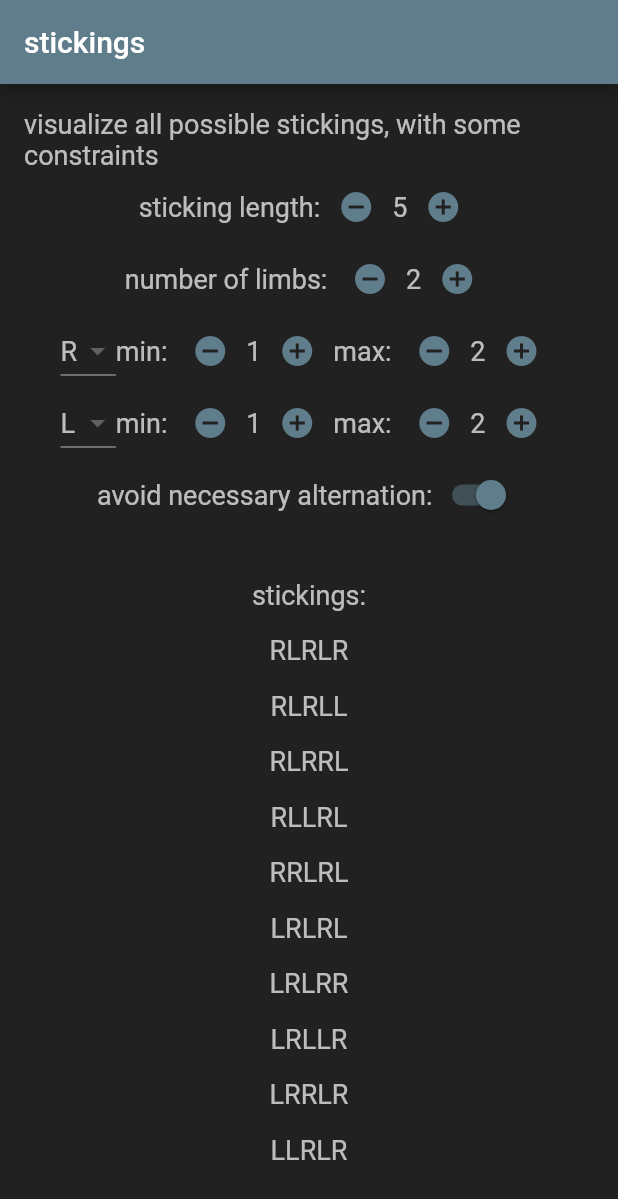
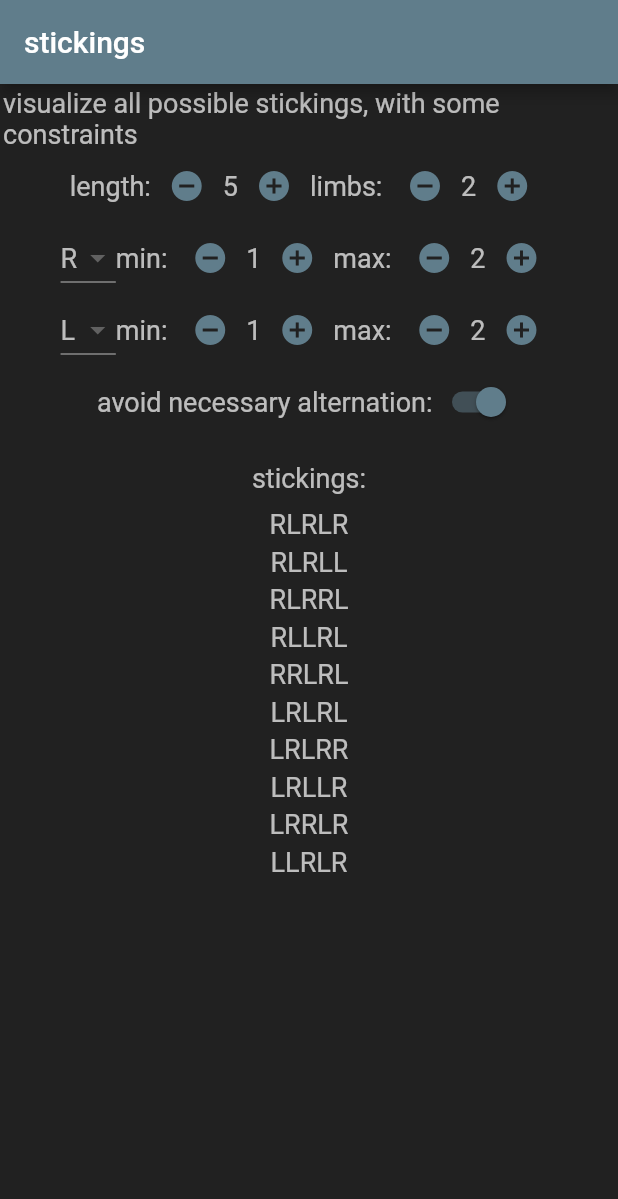
Before and after one commit to bgreenbones/drumPracticeHelper, a Flutter app: the screen it shows after launch, after a tap on the "remove circle" icon, on a phone screen of 412 x 824 dp. Shown: the top 1199 px of the screen. Run offline on Flutter 3.47's test engine with Material 2 defaults, Android fonts, the phone set to English and light mode, and no system bars; our stand-ins replace wakelock.

Commit message:
some ui stuff and keep screen on cos user is trying to read while playing

```diff
--- a/lib/main.dart
+++ b/lib/main.dart
@@ -1,6 +1,7 @@
 import 'package:flutter/material.dart';
 import 'possible_stickings.dart';
 import 'groupings.dart';
+import 'package:wakelock/wakelock.dart';
 
 void main() {
   runApp(const MyApp());
@@ -16,6 +17,7 @@ class MyApp extends StatefulWidget {
 class _MyAppState extends State<MyApp> {
   @override
   Widget build(BuildContext context) {
+    setState(() => {Wakelock.enable()});
     return const MaterialApp(title: 'Drum Helper', home: PossibleStickings());
   }
 }
--- a/lib/possible_stickings.dart
+++ b/lib/possible_stickings.dart
@@ -105,7 +105,7 @@ class _PossibleStickingsState extends State<PossibleStickings> {
         stick.maxBounces = val >= stick.minBounces ? val : stick.maxBounces);
   }
 
-  // @override
+  @override
   Widget build(BuildContext context) {
     return Scaffold(
         appBar: AppBar(
@@ -115,7 +115,7 @@ class _PossibleStickingsState extends State<PossibleStickings> {
         body: DefaultTextStyle(
           style: defaultText,
           child: Container(
-            padding: const EdgeInsets.all(16.0),
+            padding: elementPadding,
             color: backgroundColor,
             child: Column(
               mainAxisAlignment: MainAxisAlignment.center,
@@ -123,7 +123,7 @@ class _PossibleStickingsState extends State<PossibleStickings> {
                     const Text(
                         "visualize all possible stickings, with some constraints"),
                     Row(mainAxisAlignment: MainAxisAlignment.center, children: [
-                      const Text("sticking length:"),
+                      const Text("length:"),
                       NumberStepper(
                           initialValue: stickingLength,
                           min: 2,
@@ -131,10 +131,8 @@ class _PossibleStickingsState extends State<PossibleStickings> {
                           step: 1,
                           onChanged: (val) => {
                                 setState(() => {stickingLength = val})
-                              })
-                    ]),
-                    Row(mainAxisAlignment: MainAxisAlignment.center, children: [
-                      const Text("number of limbs: "),
+                              }),
+                      const Text("limbs: "),
                       NumberStepper(
                           initialValue: sticks.length,
                           min: 2,
@@ -187,45 +185,15 @@ class _PossibleStickingsState extends State<PossibleStickings> {
                               }))
                     ]),
                     const SizedBox(height: 16.0),
-                    // Row(
-                    //   mainAxisAlignment: MainAxisAlignment.center,
-                    //   children: [
-                    //     ElevatedButton(
-                    //       onPressed: () => setState(() => parts.add("")),
-                    //       style: buttonStyle,
-                    //       child: const Text("more parts"),
-                    //     ),
-                    //     const SizedBox(width: 16.0),
-                    //     ElevatedButton(
-                    //       onPressed: () => setState(() => parts.removeLast()),
-                    //       style: buttonStyle,
-                    //       child: const Text("less parts"),
-                    //     ),
-                    //   ],
-                    // ),
-                    const SizedBox(height: 16.0),
                     Expanded(
                       child: SingleChildScrollView(
                         child: Column(
                           children: [
-                            // for (var i = 0; i < parts.length; i++)
-                            //   TextField(
-                            //     decoration: InputDecoration(
-                            //         hintText: "Part ${i + 1}",
-                            //         border: const OutlineInputBorder(),
-                            //         filled: true,
-                            //         fillColor: Colors.white70),
-                            //     onChanged: (value) => setPart(i, value),
-                            //     controller: TextEditingController(
-                            //       text: parts[i],
-                            //     ),
-                            //   ),
-                            // const SizedBox(height: 16.0),
                             const Text("stickings:"),
                             const SizedBox(height: 8.0),
                             ...generateStickings().map((sticking) {
                               return Container(
-                                padding: const EdgeInsets.all(8.0),
+                                padding: elementPadding,
                                 child: Row(
                                   mainAxisAlignment:
                                       MainAxisAlignment.spaceEvenly,
--- a/lib/styles.dart
+++ b/lib/styles.dart
@@ -8,6 +8,8 @@ const TextStyle defaultText = TextStyle(
   color: Colors.white70,
 );
 
+const elementPadding = EdgeInsets.all(2.0);
+
 const TextStyle barMarker =
     TextStyle(fontWeight: FontWeight.w900, color: Colors.greenAccent);
 const TextStyle beatMarker =
--- a/pubspec.yaml
+++ b/pubspec.yaml
@@ -35,6 +35,7 @@ dependencies:
   # The following adds the Cupertino Icons font to your application.
   # Use with the CupertinoIcons class for iOS style icons.
   cupertino_icons: ^1.0.2
+  wakelock: ^0.6.2
 
 dev_dependencies:
   flutter_test:
```
Also changed, not shown: pubspec.lock, 7 other files.
